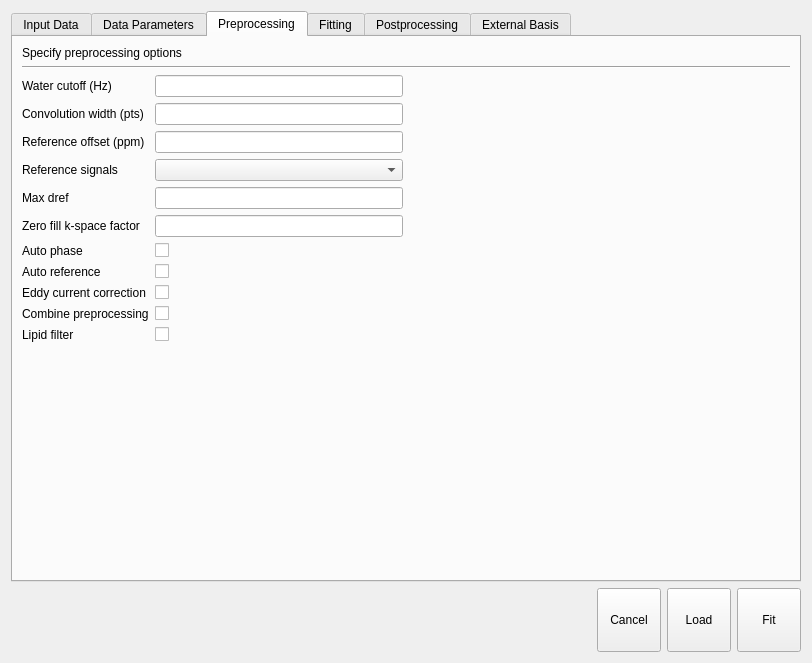
Above: src/qtgui/ui/inputdlg.ui from martin3141/tarquin before the change. Below: the same form after it.
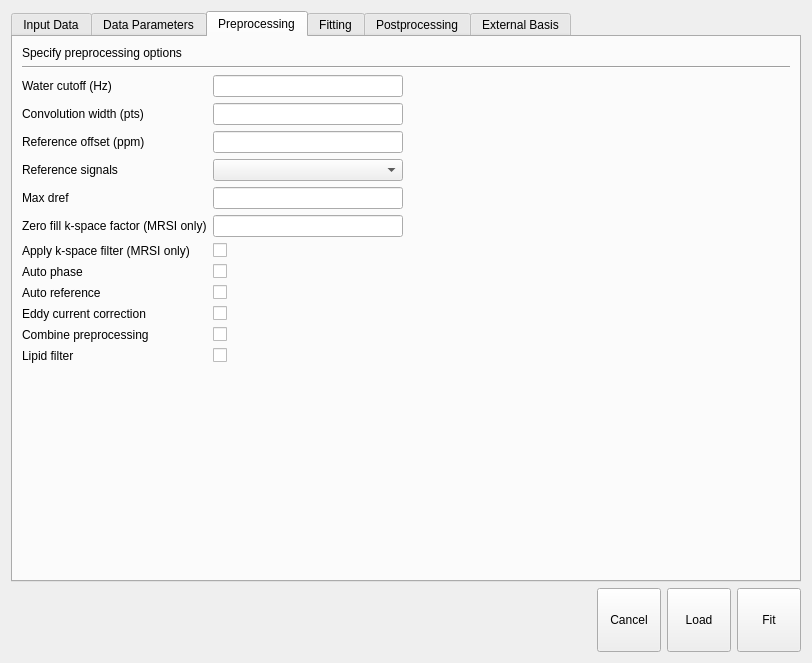
That is the form after the change. The open tabs and pages were chosen to show the change. Icons and pictures are not drawn.

Commit message: added checkbox for kspace filter

What changed in the file:
```diff
--- a/src/qtgui/ui/inputdlg.ui
+++ b/src/qtgui/ui/inputdlg.ui
@@ -550,6 +550,13 @@
        </item>
        <item row="2" column="0">
         <layout class="QGridLayout" name="gridLayout">
+         <item row="7" column="0">
+          <widget class="QLabel" name="label_41">
+           <property name="text">
+            <string>Auto phase</string>
+           </property>
+          </widget>
+         </item>
          <item row="0" column="0">
           <widget class="QLabel" name="label_17">
            <property name="text">
@@ -604,86 +611,93 @@
          <item row="4" column="1">
           <widget class="QLineEdit" name="txtDR"/>
          </item>
-         <item row="5" column="0">
-          <widget class="QLabel" name="label_13">
-           <property name="text">
-            <string>Zero fill k-space factor</string>
-           </property>
-          </widget>
-         </item>
          <item row="5" column="1">
           <widget class="QLineEdit" name="txtZFKS"/>
          </item>
-         <item row="9" column="0">
+         <item row="10" column="0">
           <widget class="QLabel" name="label_24">
            <property name="text">
             <string>Combine preprocessing</string>
            </property>
           </widget>
          </item>
-         <item row="9" column="1">
+         <item row="10" column="1">
           <widget class="QCheckBox" name="cbCP">
            <property name="text">
             <string/>
            </property>
           </widget>
          </item>
-         <item row="10" column="0">
+         <item row="11" column="0">
           <widget class="QLabel" name="label_29">
            <property name="text">
             <string>Lipid filter</string>
            </property>
           </widget>
          </item>
-         <item row="10" column="1">
+         <item row="11" column="1">
           <widget class="QCheckBox" name="cbLF">
            <property name="text">
             <string/>
            </property>
           </widget>
          </item>
-         <item row="6" column="0">
-          <widget class="QLabel" name="label_41">
-           <property name="text">
-            <string>Auto phase</string>
-           </property>
-          </widget>
-         </item>
-         <item row="7" column="0">
+         <item row="8" column="0">
           <widget class="QLabel" name="label_43">
            <property name="text">
             <string>Auto reference</string>
            </property>
           </widget>
          </item>
-         <item row="6" column="1">
-          <widget class="QCheckBox" name="cbAP">
-           <property name="text">
-            <string/>
-           </property>
-          </widget>
-         </item>
          <item row="7" column="1">
+          <widget class="QCheckBox" name="cbAP">
+           <property name="text">
+            <string/>
+           </property>
+          </widget>
+         </item>
+         <item row="8" column="1">
           <widget class="QCheckBox" name="cbAR">
            <property name="text">
             <string/>
            </property>
           </widget>
          </item>
-         <item row="8" column="0">
+         <item row="9" column="0">
           <widget class="QLabel" name="label_44">
            <property name="text">
             <string>Eddy current correction</string>
            </property>
           </widget>
          </item>
-         <item row="8" column="1">
+         <item row="9" column="1">
           <widget class="QCheckBox" name="cbECC">
            <property name="text">
             <string/>
            </property>
           </widget>
          </item>
+         <item row="5" column="0">
+          <widget class="QLabel" name="label_13">
+           <property name="text">
+            <string>Zero fill k-space factor (MRSI only)</string>
+           </property>
+          </widget>
+         </item>
+         <item row="6" column="0">
+          <widget class="QLabel" name="label_52">
+           <property name="text">
+            <string>Apply k-space filter (MRSI only)</string>
+           </property>
+          </widget>
+         </item>
+         <item row="6" column="1">
+          <widget class="QCheckBox" name="cbKF">
+           <property name="text">
+            <string/>
+           </property>
+          </widget>
+         </item>
         </layout>
        </item>
        <item row="3" column="0">
```
Left out of the diff: 52 changed lines with no effect on the pictures.
